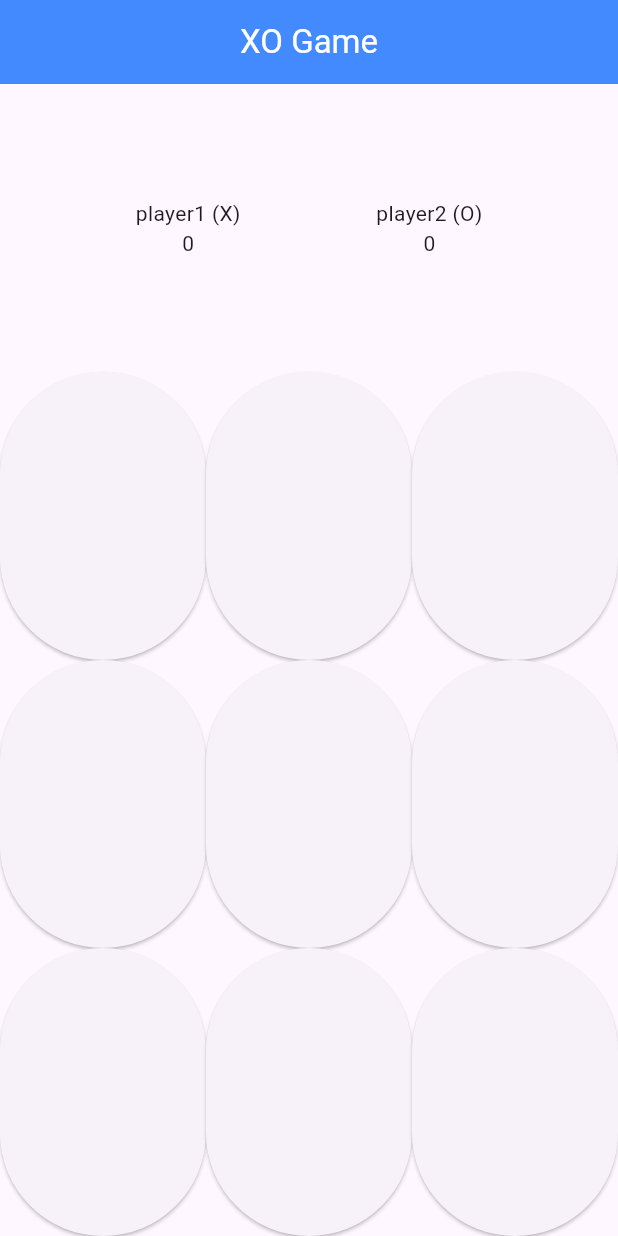
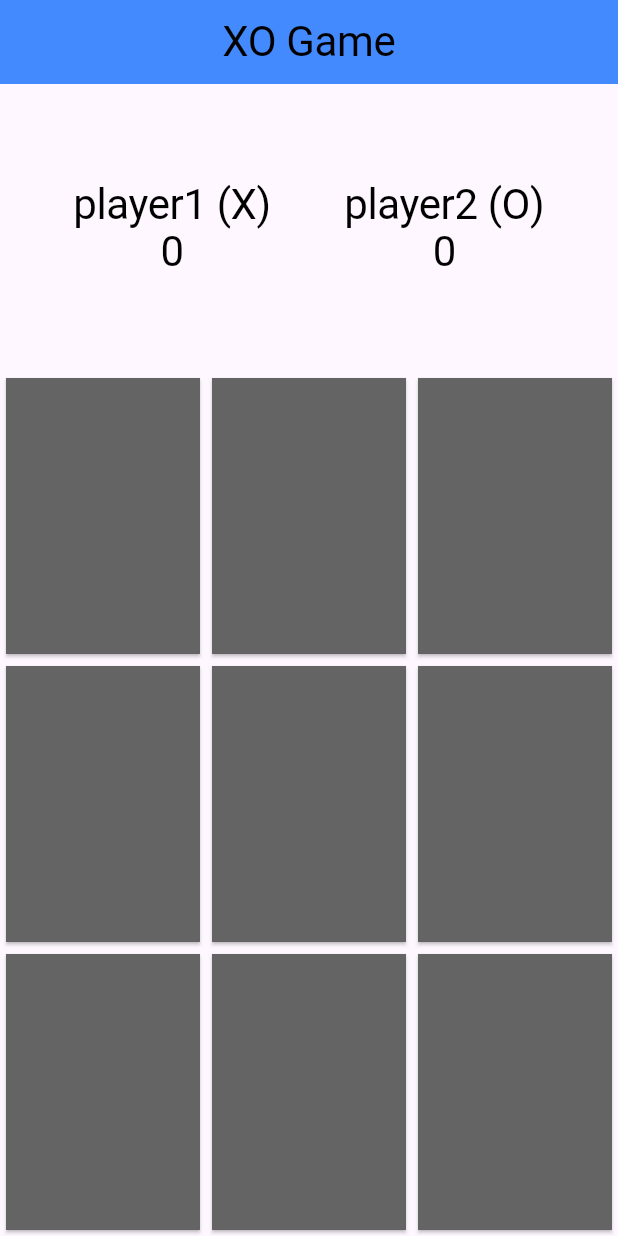
Before and after one commit to YoussefMohamed7557/XO-Game-Flutter, a Flutter app: the screen it shows after launch, on a phone screen of 412 x 824 dp. Run offline on Flutter 3.47's test engine with Material 3 defaults, Android fonts, the phone set to English and light mode, and no system bars.

Commit message:
add the style to game board screen

```diff
--- /dev/null
+++ b/lib/BoardButton.dart
@@ -0,0 +1,28 @@
+import 'package:flutter/material.dart';
+import 'package:x_o_game_flutter/ColorsAsset.dart';
+
+class BoardButton extends StatelessWidget {
+  static Color buttonColor = ColorsAsset.unClickedColor;
+  String text ;
+
+  BoardButton({this.text = ""});
+
+  @override
+  Widget build(BuildContext context) {
+    return Expanded(
+        child: Padding(
+      padding: const EdgeInsets.symmetric(vertical: 4, horizontal: 4),
+      child: ElevatedButton(
+        onPressed: () {},
+        child: Text(
+          text,
+          style: TextStyle(
+              fontSize: 38, color: Colors.white, fontWeight: FontWeight.w600),
+        ),
+        style: ElevatedButton.styleFrom(
+            backgroundColor: buttonColor,
+            shape: ContinuousRectangleBorder()),
+      ),
+    ));
+  }
+}
--- /dev/null
+++ b/lib/ColorsAsset.dart
@@ -0,0 +1,6 @@
+import 'package:flutter/material.dart';
+class ColorsAsset {
+  static final unClickedColor = Color.fromRGBO(100, 100, 100, 1);
+  static final clickedColor = Color.fromRGBO(68, 134, 248, 1.0);
+  static final winnerColor = Color.fromRGBO(86, 246, 3, 1.0);
+}
--- a/lib/GameBoard.dart
+++ b/lib/GameBoard.dart
@@ -1,5 +1,6 @@
 import 'package:flutter/material.dart';
 import 'package:flutter/material.dart ';
+import 'package:x_o_game_flutter/BoardButton.dart';
 class GameBoard extends StatelessWidget {
   static const routeName = "GameBoard";
 
@@ -8,7 +9,7 @@ class GameBoard extends StatelessWidget {
     return Scaffold(
       appBar: AppBar(
         title: Center(
-          child: Text("XO Game"),
+          child: Text("XO Game",style:Theme.of(context).textTheme.headline1 ),
         ),
         backgroundColor: Colors.blueAccent,
         foregroundColor: Colors.white,
@@ -22,14 +23,14 @@ class GameBoard extends StatelessWidget {
               Column(
                 mainAxisAlignment:MainAxisAlignment.center,
                 children: [
-                Text("player1 (X)"),
-                Text("0"),
+                Text("player1 (X)",style:Theme.of(context).textTheme.headline1 ),
+                Text("0",style:Theme.of(context).textTheme.headline1 ),
               ],),
               Column(
                 mainAxisAlignment:MainAxisAlignment.center,
                 children: [
-                Text("player2 (O)"),
-                Text("0"),
+                Text("player2 (O)",style:Theme.of(context).textTheme.headline1 ),
+                Text("0",style:Theme.of(context).textTheme.headline1 ),
               ],)
             ],
           )),
@@ -37,12 +38,9 @@ class GameBoard extends StatelessWidget {
             child: Row(
               crossAxisAlignment: CrossAxisAlignment.stretch,
               children: [
-                Expanded(
-                    child: ElevatedButton(onPressed: () {}, child: Text(""))),
-                Expanded(
-                    child: ElevatedButton(onPressed: () {}, child: Text(""))),
-                Expanded(
-                    child: ElevatedButton(onPressed: () {}, child: Text(""))),
+                BoardButton(),
+                BoardButton(),
+                BoardButton()
               ],
             ),
           ),
@@ -50,12 +48,9 @@ class GameBoard extends StatelessWidget {
             child: Row(
               crossAxisAlignment: CrossAxisAlignment.stretch,
               children: [
-                Expanded(
-                    child: ElevatedButton(onPressed: () {}, child: Text(""))),
-                Expanded(
-                    child: ElevatedButton(onPressed: () {}, child: Text(""))),
-                Expanded(
-                    child: ElevatedButton(onPressed: () {}, child: Text(""))),
+                BoardButton(),
+                BoardButton(),
+                BoardButton()
               ],
             ),
           ),
@@ -63,12 +58,9 @@ class GameBoard extends StatelessWidget {
             child: Row(
               crossAxisAlignment: CrossAxisAlignment.stretch,
               children: [
-                Expanded(
-                    child: ElevatedButton(onPressed: () {}, child: Text(""))),
-                Expanded(
-                    child: ElevatedButton(onPressed: () {}, child: Text(""))),
-                Expanded(
-                    child: ElevatedButton(onPressed: () {}, child: Text(""))),
+                BoardButton(),
+                BoardButton(),
+                BoardButton()
               ],
             ),
           ),
--- a/lib/main.dart
+++ b/lib/main.dart
@@ -10,6 +10,17 @@ class MyApp  extends StatelessWidget {
   @override
   Widget build(BuildContext context) {
     return MaterialApp(
+      theme: ThemeData(
+        textTheme: TextTheme(
+          headline1: TextStyle(
+            fontSize: 28,
+            color: Colors.black
+          )
+        ),
+        buttonTheme: ButtonThemeData(
+          colorScheme: ColorScheme.fromSeed(seedColor: Colors.blueAccent)
+        )
+      ),
       initialRoute:  GameBoard.routeName,
       routes: {
         GameBoard.routeName : (context)=> GameBoard()
```
